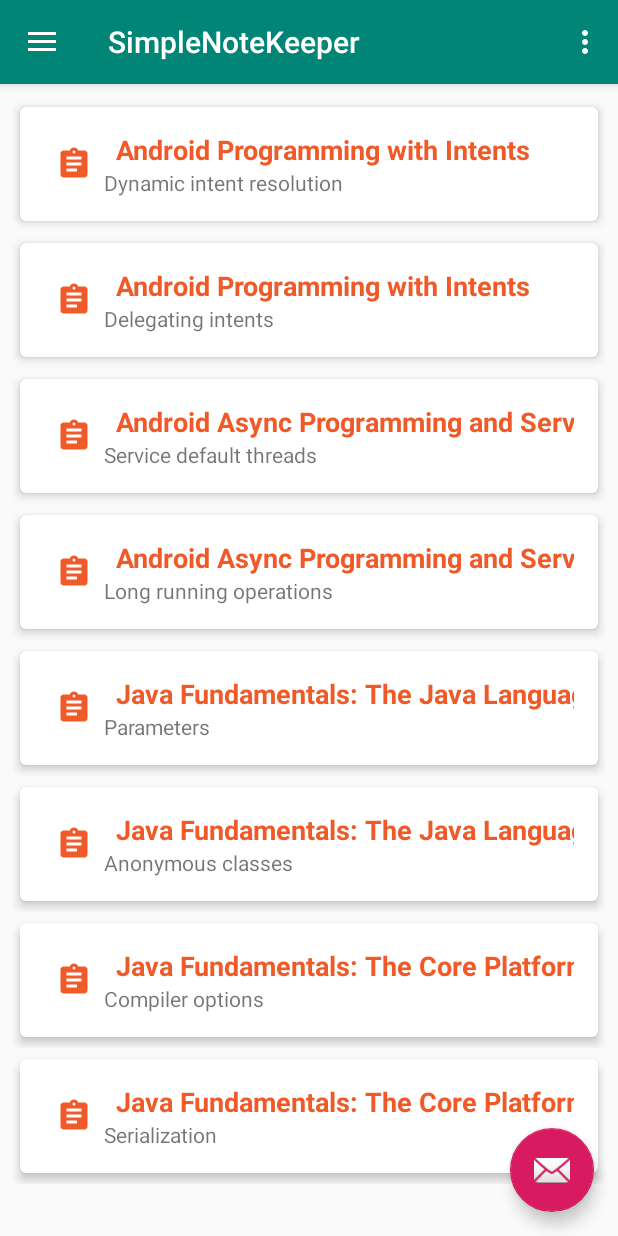
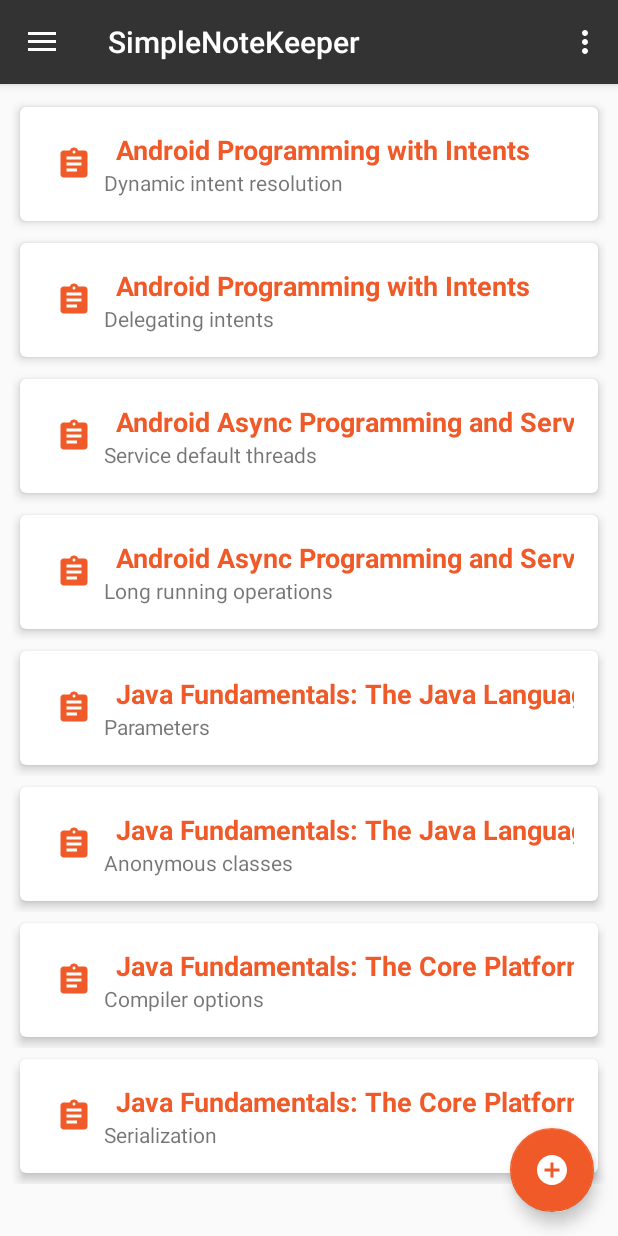
Before and after one commit to OlalKeith/Note-Keeper, an Android app: the screen it shows after launch (MainActivity), on a phone screen of 412 x 824 dp. Run offline under Robolectric (Android 15) with nearby library versions, the phone set to English and light mode, and no system bars.

Commit message:
Changing theme branding

```diff
--- a/app/src/main/AndroidManifest.xml
+++ b/app/src/main/AndroidManifest.xml
@@ -12,7 +12,9 @@
         <activity
             android:name=".NoteActivity"
             android:label="@string/title_activity_note"
-            android:theme="@style/AppTheme.NoActionBar"></activity>
+            android:theme="@style/AppTheme.NoActionBar">
+
+        </activity>
         <activity
             android:name=".NoteListActivity"
             android:label="@string/app_name"
@@ -24,6 +26,7 @@
             android:label="@string/title_activity_main"
             android:theme="@style/AppTheme.NoActionBar">
             <intent-filter>
+                <action android:name="android.intent.action.VIEW" />
                 <action android:name="android.intent.action.MAIN" />
 
                 <category android:name="android.intent.category.LAUNCHER" />
--- /dev/null
+++ b/app/src/main/res/drawable/ic_add_circle_black_24dp.xml
@@ -0,0 +1,9 @@
+<vector xmlns:android="http://schemas.android.com/apk/res/android"
+        android:width="24dp"
+        android:height="24dp"
+        android:viewportWidth="24.0"
+        android:viewportHeight="24.0">
+    <path
+        android:fillColor="#FF000000"
+        android:pathData="M12,2C6.48,2 2,6.48 2,12s4.48,10 10,10 10,-4.48 10,-10S17.52,2 12,2zM17,13h-4v4h-2v-4L7,13v-2h4L11,7h2v4h4v2z"/>
+</vector>
--- a/app/src/main/res/layout/app_bar_main.xml
+++ b/app/src/main/res/layout/app_bar_main.xml
@@ -24,10 +24,12 @@
 
     <android.support.design.widget.FloatingActionButton
         android:id="@+id/fab"
+        style="@style/Widget.Design.FloatingActionButton"
         android:layout_width="wrap_content"
         android:layout_height="wrap_content"
         android:layout_gravity="bottom|end"
         android:layout_margin="@dimen/fab_margin"
-        app:srcCompat="@android:drawable/ic_dialog_email" />
+        android:src="@drawable/ic_add_circle_black_24dp"
+        android:tint="@android:color/white" />
 
 </android.support.design.widget.CoordinatorLayout>
--- a/app/src/main/res/values/colors.xml
+++ b/app/src/main/res/values/colors.xml
@@ -1,7 +1,7 @@
 <?xml version="1.0" encoding="utf-8"?>
 <resources>
-    <color name="colorPrimary">#008577</color>
-    <color name="colorPrimaryDark">#00574B</color>
-    <color name="colorAccent">#d81b60</color>
+    <color name="colorPrimary">#333333</color>
+    <color name="colorPrimaryDark">#222222</color>
+    <color name="colorAccent">@color/pluralsight_orange</color>
     <color name="pluralsight_orange">#f05a28</color>
 </resources>
--- a/app/src/main/res/values/styles.xml
+++ b/app/src/main/res/values/styles.xml
@@ -21,4 +21,9 @@
         <item name="android:textColor">@color/pluralsight_orange</item>
         <item name="android:textStyle">bold</item>
     </style>
+
+    <style name="AddFab" parent="@style/Widget.Design.FloatingActionButton">
+        <item name="android:tint">@android:color/white</item>
+
+    </style>
 </resources>
```
